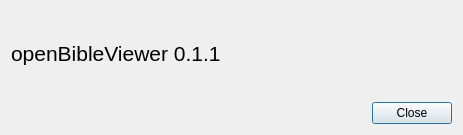
First picture: the form in src/ui/dialog/aboutdialog.ui, repository metaxy/openBibleViewer, before the edit.
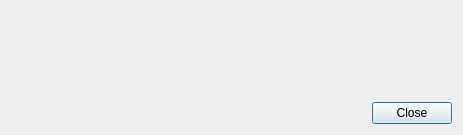
Second picture: the form after the edit.

What changed in the file:
```diff
--- a/src/ui/dialog/aboutdialog.ui
+++ b/src/ui/dialog/aboutdialog.ui
@@ -22,7 +22,7 @@
       </font>
      </property>
      <property name="text">
-      <string notr="true">openBibleViewer 0.1.1</string>
+      <string notr="true"/>
      </property>
      <property name="textFormat">
       <enum>Qt::RichText</enum>
```
Left out of the diff: 2 changed lines with no effect on the pictures.
